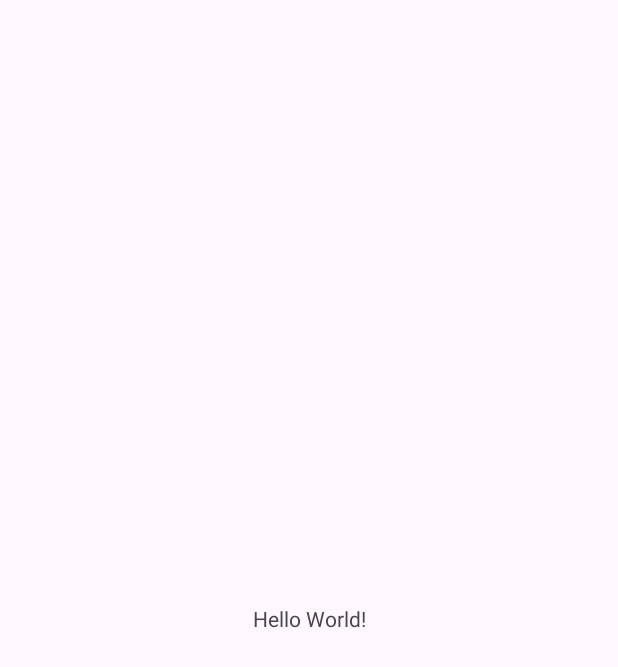
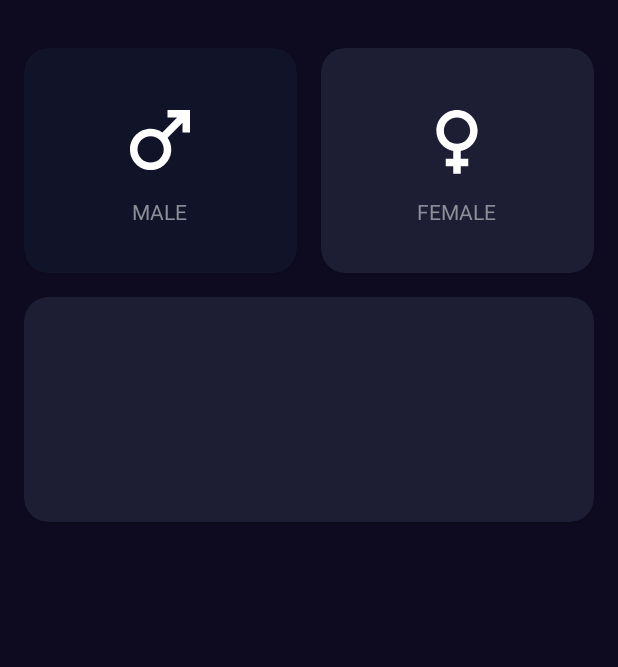
Before and after one commit to MarioQuirosLuna/IMC_Calculator_Kotlin, an Android app: the screen it shows after launch (MainActivity), on a phone screen of 412 x 824 dp. Before the commit the part shown is almost empty. Shown: the top 667 px of the screen. Run offline under Robolectric (Android 15) with nearby library versions, the phone set to English and light mode, and no system bars.

Commit message:
Gender cards

```diff
--- a/app/build.gradle.kts
+++ b/app/build.gradle.kts
@@ -5,7 +5,7 @@ plugins {
 
 android {
     namespace = "com.example.imc_calculator"
-    compileSdk = 33
+    compileSdk = 34
 
     defaultConfig {
         applicationId = "com.example.imc_calculator"
--- a/app/src/main/java/com/example/imc_calculator/MainActivity.kt
+++ b/app/src/main/java/com/example/imc_calculator/MainActivity.kt
@@ -2,10 +2,61 @@ package com.example.imc_calculator
 
 import androidx.appcompat.app.AppCompatActivity
 import android.os.Bundle
+import androidx.cardview.widget.CardView
+import androidx.core.content.ContextCompat
 
 class MainActivity : AppCompatActivity() {
+
+    private var isMaleSelected = true
+    private var isFemaleSelected = false
+
+    private lateinit var viewMale: CardView
+    private lateinit var viewFemale: CardView
+
     override fun onCreate(savedInstanceState: Bundle?) {
         super.onCreate(savedInstanceState)
         setContentView(R.layout.activity_main)
+        initComponent()
+        initListeners()
+        initUI()
+    }
+
+    private fun initComponent() {
+        viewMale = findViewById(R.id.viewMale)
+        viewFemale = findViewById(R.id.viewFemale)
+    }
+
+    private fun initListeners() {
+        viewMale.setOnClickListener {
+            changeGender()
+            setGenderColor()
+        }
+        viewFemale.setOnClickListener {
+            changeGender()
+            setGenderColor()
+        }
+    }
+
+    private fun changeGender(){
+        isMaleSelected = !isMaleSelected
+        isFemaleSelected = !isFemaleSelected
+    }
+
+    private fun setGenderColor(){
+        viewMale.setCardBackgroundColor(getBackgroundColor(isMaleSelected))
+        viewFemale.setCardBackgroundColor(getBackgroundColor(isFemaleSelected))
+    }
+
+    private fun getBackgroundColor(isSelectedComponent: Boolean) : Int{
+        val colorReference = if(isSelectedComponent){
+            R.color.background_component_selected
+        }else{
+            R.color.background_component
+        }
+        return ContextCompat.getColor(this, colorReference)
+    }
+
+    private fun initUI() {
+        setGenderColor()
     }
 }
--- /dev/null
+++ b/app/src/main/res/drawable/ic_female.xml
@@ -0,0 +1,5 @@
+<vector android:height="800dp" android:tint="#000000"
+    android:viewportHeight="24" android:viewportWidth="24"
+    android:width="800dp" xmlns:android="http://schemas.android.com/apk/res/android">
+    <path android:fillColor="@android:color/white" android:pathData="M17.5,9.5C17.5,6.46 15.04,4 12,4S6.5,6.46 6.5,9.5c0,2.7 1.94,4.93 4.5,5.4V17H9v2h2v2h2v-2h2v-2h-2v-2.1C15.56,14.43 17.5,12.2 17.5,9.5zM8.5,9.5C8.5,7.57 10.07,6 12,6s3.5,1.57 3.5,3.5S13.93,13 12,13S8.5,11.43 8.5,9.5z"/>
+</vector>
--- /dev/null
+++ b/app/src/main/res/drawable/ic_male.xml
@@ -0,0 +1,5 @@
+<vector android:height="800dp" android:tint="#000000"
+    android:viewportHeight="24" android:viewportWidth="24"
+    android:width="800dp" xmlns:android="http://schemas.android.com/apk/res/android">
+    <path android:fillColor="@android:color/white" android:pathData="M9.5,11c1.93,0 3.5,1.57 3.5,3.5S11.43,18 9.5,18S6,16.43 6,14.5S7.57,11 9.5,11zM9.5,9C6.46,9 4,11.46 4,14.5S6.46,20 9.5,20s5.5,-2.46 5.5,-5.5c0,-1.16 -0.36,-2.23 -0.97,-3.12L18,7.42V10h2V4h-6v2h2.58l-3.97,3.97C11.73,9.36 10.66,9 9.5,9z"/>
+</vector>
--- a/app/src/main/res/layout/activity_main.xml
+++ b/app/src/main/res/layout/activity_main.xml
@@ -4,15 +4,92 @@
     xmlns:tools="http://schemas.android.com/tools"
     android:layout_width="match_parent"
     android:layout_height="match_parent"
+    android:paddingHorizontal="16dp"
+    android:paddingVertical="32dp"
+    android:background="@color/background_app"
     tools:context=".MainActivity">
 
-    <TextView
-        android:layout_width="wrap_content"
-        android:layout_height="wrap_content"
-        android:text="Hello World!"
-        app:layout_constraintBottom_toBottomOf="parent"
+    <androidx.cardview.widget.CardView
+        android:id="@+id/viewMale"
+        android:layout_width="0dp"
+        android:layout_height="150dp"
+        android:layout_marginEnd="16dp"
+        app:cardBackgroundColor="@color/background_component_selected"
+        app:cardCornerRadius="16dp"
+        app:layout_constraintEnd_toStartOf="@+id/viewFemale"
+        app:layout_constraintStart_toStartOf="parent"
+        app:layout_constraintTop_toTopOf="parent">
+
+        <androidx.appcompat.widget.LinearLayoutCompat
+            android:layout_width="match_parent"
+            android:layout_height="match_parent"
+            android:gravity="center"
+            android:orientation="vertical">
+
+            <ImageView
+                android:layout_width="60dp"
+                android:layout_height="60dp"
+                android:src="@drawable/ic_male"
+                app:tint="@color/white"
+                android:contentDescription="@string/img_male" />
+
+            <TextView
+                android:layout_width="wrap_content"
+                android:layout_height="wrap_content"
+                android:layout_marginTop="8dp"
+                android:text="@string/male"
+                android:textAllCaps="true"
+                android:textColor="@color/title_text" />
+
+        </androidx.appcompat.widget.LinearLayoutCompat>
+    </androidx.cardview.widget.CardView>
+
+    <androidx.cardview.widget.CardView
+        android:id="@+id/viewFemale"
+        android:layout_width="0dp"
+        android:layout_height="150dp"
+        app:cardBackgroundColor="@color/background_component"
+
+        app:cardCornerRadius="16dp"
+        app:layout_constraintEnd_toEndOf="parent"
+        app:layout_constraintStart_toEndOf="@+id/viewMale"
+        app:layout_constraintTop_toTopOf="parent">
+
+        <androidx.appcompat.widget.LinearLayoutCompat
+            android:layout_width="match_parent"
+            android:layout_height="match_parent"
+            android:gravity="center"
+            android:orientation="vertical">
+
+            <ImageView
+                android:layout_width="60dp"
+                android:layout_height="60dp"
+                android:src="@drawable/ic_female"
+                app:tint="@color/white"
+                android:contentDescription="@string/img_female" />
+
+            <TextView
+                android:layout_width="wrap_content"
+                android:layout_height="wrap_content"
+                android:layout_marginTop="8dp"
+                android:text="@string/female"
+                android:textAllCaps="true"
+                android:textColor="@color/title_text" />
+
+        </androidx.appcompat.widget.LinearLayoutCompat>
+    </androidx.cardview.widget.CardView>
+
+    <androidx.cardview.widget.CardView
+        android:layout_width="0dp"
+        android:layout_height="150dp"
+        android:layout_marginTop="16dp"
+
+        app:cardBackgroundColor="@color/background_component"
+        app:cardCornerRadius="16dp"
         app:layout_constraintEnd_toEndOf="parent"
         app:layout_constraintStart_toStartOf="parent"
-        app:layout_constraintTop_toTopOf="parent" />
+        app:layout_constraintTop_toBottomOf="@+id/viewMale">
+
+    </androidx.cardview.widget.CardView>
 
 </androidx.constraintlayout.widget.ConstraintLayout>
--- a/app/src/main/res/values/colors.xml
+++ b/app/src/main/res/values/colors.xml
@@ -2,4 +2,16 @@
 <resources>
     <color name="black">#FF000000</color>
     <color name="white">#FFFFFFFF</color>
+    <color name="purple_200">#FFBB86FC</color>
+    <color name="purple_500">#FF6200EE</color>
+    <color name="purple_700">#FF3700B3</color>
+    <color name="teal_200">#FF03DAC5</color>
+    <color name="teal_700">#FF018786</color>
+
+    <color name="background_component">#1D1E33</color>
+    <color name="background_component_selected">#FF111328</color>
+    <color name="background_app">#0E0B20</color>
+    <color name="background_button">#EB1555</color>
+    <color name="title_text">#FF8D8E98</color>
+
 </resources>
--- a/app/src/main/res/values/strings.xml
+++ b/app/src/main/res/values/strings.xml
@@ -1,3 +1,7 @@
 <resources>
     <string name="app_name">IMC_Calculator</string>
+    <string name="male">Male</string>
+    <string name="female">Female</string>
+    <string name="img_female">img Female</string>
+    <string name="img_male">img Male</string>
 </resources>
```
